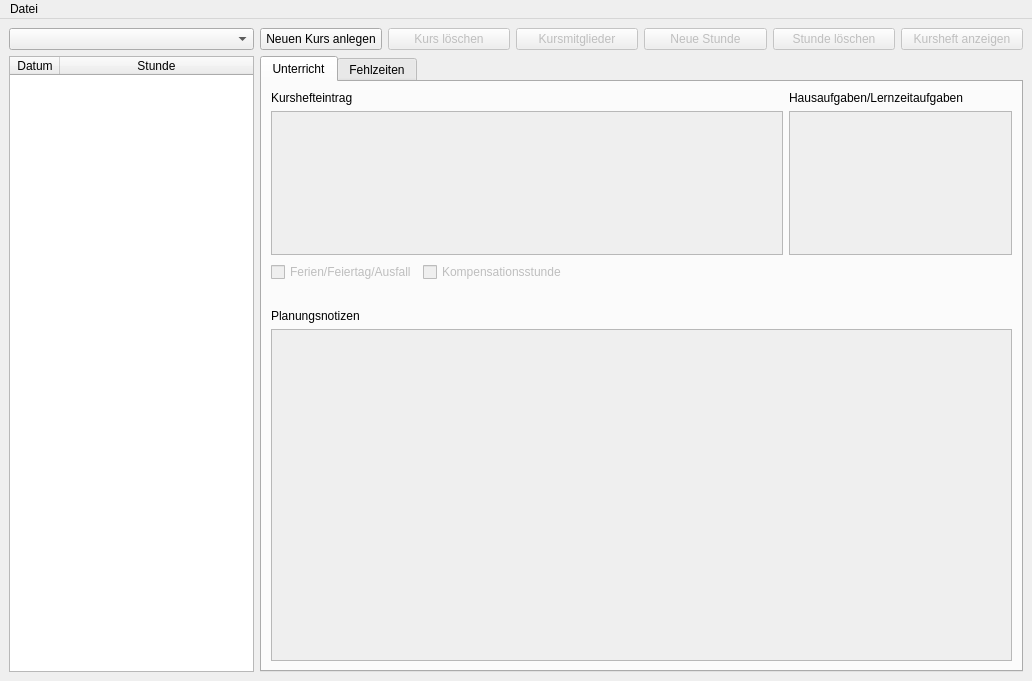
First picture: the form in MainWindow.ui, repository pyphil/Kursbuch, before the edit.
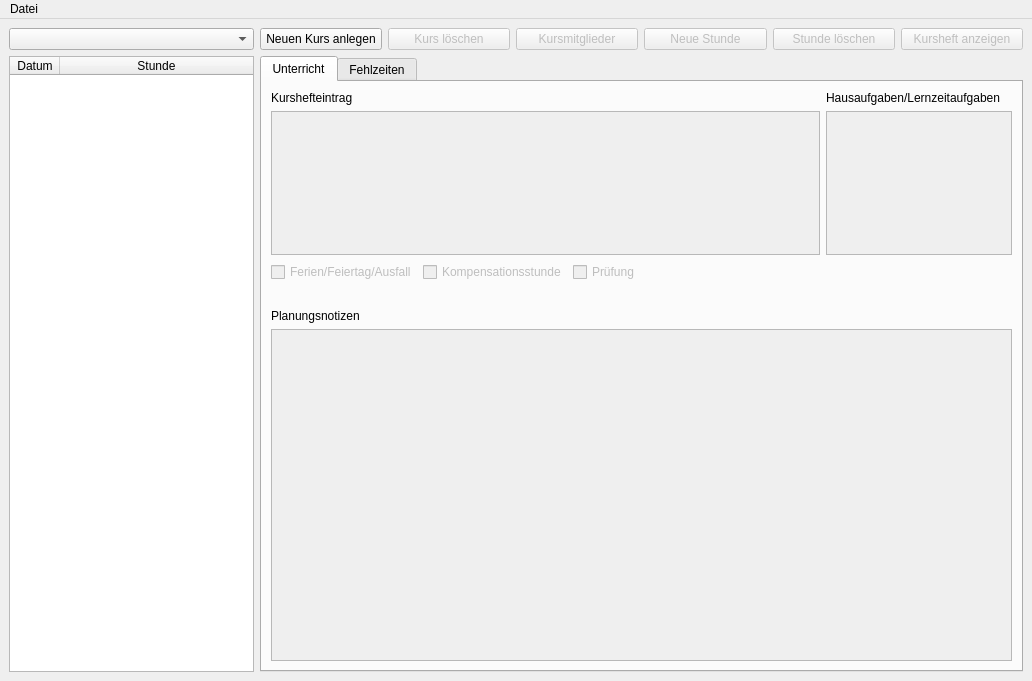
Second picture: the form after the edit. Icons and pictures are not drawn.

Commit message: Pruefung checkbox

```diff
--- a/MainWindow.ui
+++ b/MainWindow.ui
@@ -196,6 +196,16 @@
             </property>
            </widget>
           </item>
+          <item>
+           <widget class="QCheckBox" name="checkBox_3">
+            <property name="enabled">
+             <bool>false</bool>
+            </property>
+            <property name="text">
+             <string>Prüfung</string>
+            </property>
+           </widget>
+          </item>
          </layout>
         </item>
         <item row="2" column="1" colspan="2">
```
The commit also changes 2 other files.
